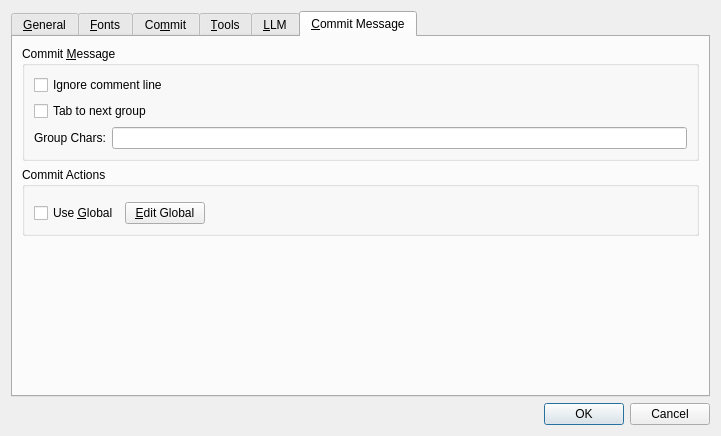
First picture: the form in qgitc/preferences.ui, repository timxx/qgitc, before the edit.
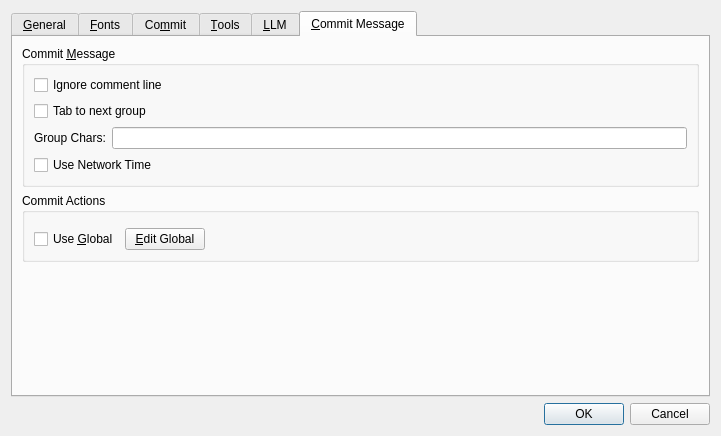
Second picture: the form after the edit. The open tabs and pages were chosen to show the change. Custom widgets are drawn as their Qt base class.

Commit message:
Add option to use network time for commit datetime
This ensures that the correct datetime is used and prevents incorrect timestamps.

```diff
--- a/qgitc/preferences.ui
+++ b/qgitc/preferences.ui
@@ -1102,6 +1102,16 @@
             </item>
            </layout>
           </item>
+          <item>
+           <widget class="QCheckBox" name="cbUseNTP">
+            <property name="toolTip">
+             <string>Use network time for commit datetime</string>
+            </property>
+            <property name="text">
+             <string>Use Network Time</string>
+            </property>
+           </widget>
+          </item>
          </layout>
         </widget>
        </item>
```
Left out of the diff: 2 changed lines with no effect on the pictures. The commit also changes 4 other files.
